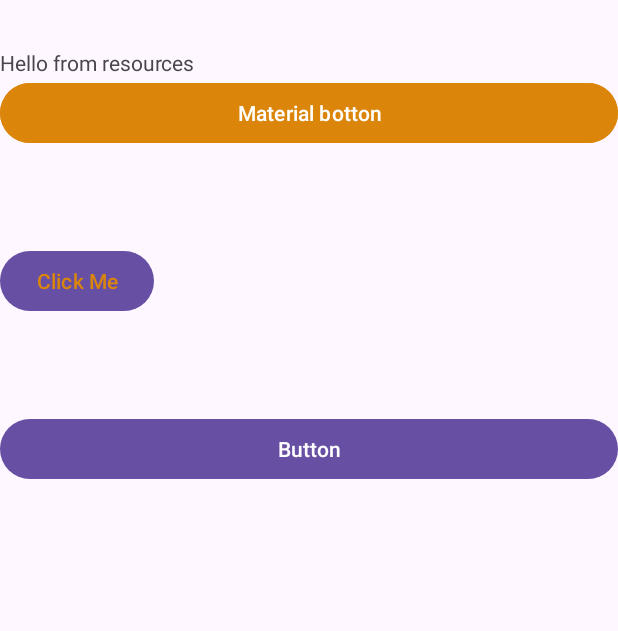
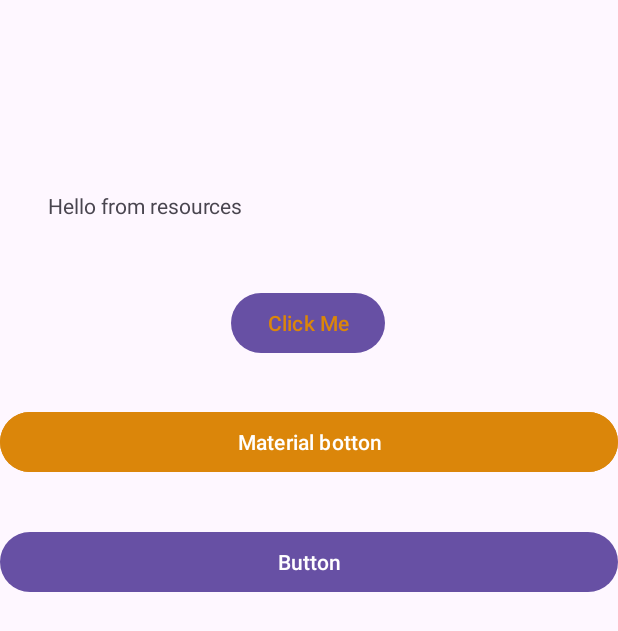
Before and after one commit to aymanibaida/nit3213h2b3, an Android app: the screen it shows after launch (MainActivity), on a phone screen of 412 x 824 dp. Shown: the top 631 px of the screen. Run offline under Robolectric (Android 15) with nearby library versions, the phone set to English and light mode, and no system bars.

Commit message:
constraint layout

```diff
--- a/app/src/main/res/layout/activity_main.xml
+++ b/app/src/main/res/layout/activity_main.xml
@@ -1,5 +1,5 @@
 <?xml version="1.0" encoding="utf-8"?>
-<LinearLayout xmlns:android="http://schemas.android.com/apk/res/android"
+<androidx.constraintlayout.widget.ConstraintLayout xmlns:android="http://schemas.android.com/apk/res/android"
     xmlns:app="http://schemas.android.com/apk/res-auto"
     xmlns:tools="http://schemas.android.com/tools"
     android:id="@+id/main"
@@ -8,35 +8,49 @@
     android:orientation="vertical"
     tools:context=".MainActivity">
 
+
     <TextView
         android:id="@+id/textViewmain"
-        android:layout_width="wrap_content"
-        android:layout_height="wrap_content"
-        android:layout_marginTop="32dp"
-        android:text="@string/mainactivitytextview" />
-
+        android:layout_width="0dp"
+        android:layout_height="32dp"
+        android:layout_marginStart="32dp"
+        android:layout_marginTop="127dp"
+        android:layout_marginEnd="32dp"
+        android:text="@string/mainactivitytextview"
+        app:layout_constraintEnd_toEndOf="parent"
+        app:layout_constraintStart_toStartOf="parent"
+        app:layout_constraintTop_toTopOf="parent" />
 
     <Button
+        android:id="@+id/button2"
         android:layout_width="match_parent"
+
         android:layout_height="wrap_content"
-
+        android:layout_marginTop="31dp"
         android:backgroundTint="@color/aymantextcolor"
-        android:text="Material botton" />
+        android:text="Material botton"
+        app:layout_constraintStart_toStartOf="parent"
+        app:layout_constraintTop_toBottomOf="@+id/buttonMain" />
 
     <Button
         android:id="@+id/buttonMain"
         android:layout_width="wrap_content"
         android:layout_height="wrap_content"
 
-        android:layout_marginTop="64dp"
-        android:layout_marginBottom="64dp"
+        android:layout_marginStart="154dp"
+        android:layout_marginTop="32dp"
         android:text="Click Me"
-        android:textColor="@color/aymantextcolor" />
+        android:textColor="@color/aymantextcolor"
+        app:layout_constraintStart_toStartOf="parent"
+        app:layout_constraintTop_toBottomOf="@+id/textViewmain" />
 
     <Button
         android:id="@+id/button"
         android:layout_width="match_parent"
         android:layout_height="wrap_content"
-        android:text="Button" />
+        android:layout_marginTop="32dp"
+        android:text="Button"
+        app:layout_constraintStart_toStartOf="parent"
+        app:layout_constraintTop_toBottomOf="@+id/button2" />
 
-</LinearLayout>
+</androidx.constraintlayout.widget.ConstraintLayout>
```
